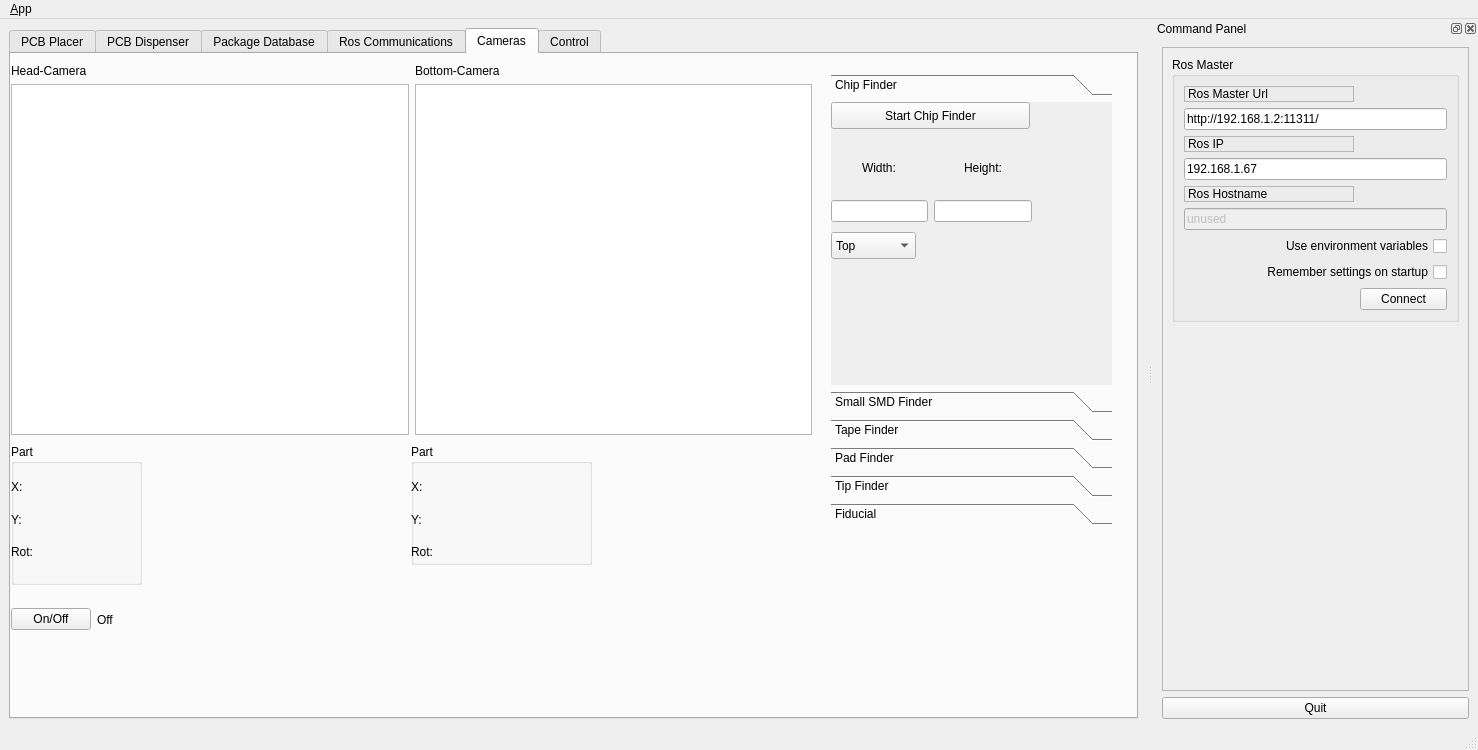
Qt form pap_gui/ui/main_window.ui (JohanVer/PAP2015) before a commit.
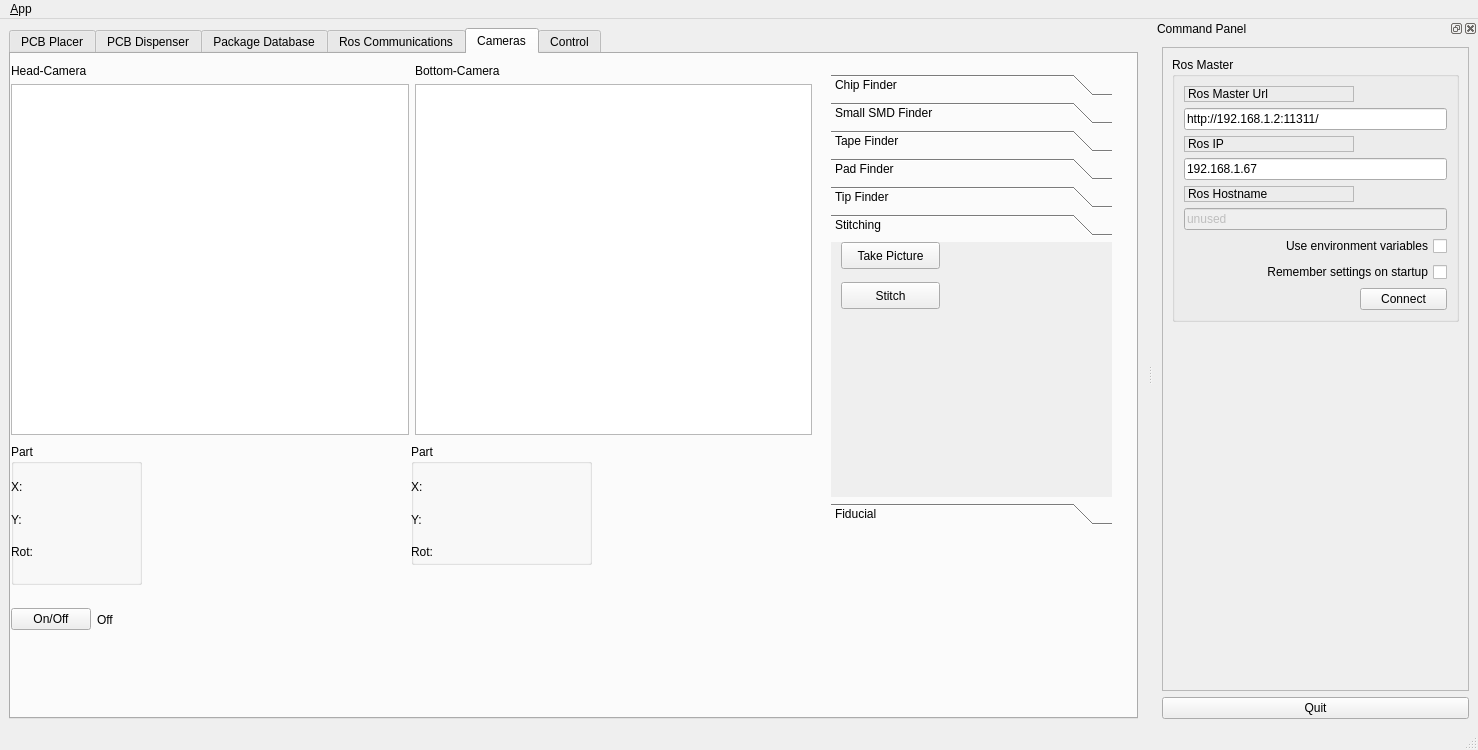
The same form after that commit. Icons and pictures are not drawn. Custom widgets are drawn as their Qt base class.

Commit message: added image recording buttons/functionality#

What changed in the file:
```diff
--- a/pap_gui/ui/main_window.ui
+++ b/pap_gui/ui/main_window.ui
@@ -1404,7 +1404,7 @@
          </rect>
         </property>
         <property name="currentIndex">
-         <number>0</number>
+         <number>5</number>
         </property>
         <widget class="QWidget" name="page">
          <property name="geometry">
@@ -1730,6 +1730,37 @@
           </layout>
          </widget>
         </widget>
+        <widget class="QWidget" name="stitching">
+         <attribute name="label">
+          <string>Stitching</string>
+         </attribute>
+         <widget class="QPushButton" name="take_img_button">
+          <property name="geometry">
+           <rect>
+            <x>10</x>
+            <y>0</y>
+            <width>99</width>
+            <height>27</height>
+           </rect>
+          </property>
+          <property name="text">
+           <string>Take Picture</string>
+          </property>
+         </widget>
+         <widget class="QPushButton" name="pushButton_2">
+          <property name="geometry">
+           <rect>
+            <x>10</x>
+            <y>40</y>
+            <width>99</width>
+            <height>27</height>
+           </rect>
+          </property>
+          <property name="text">
+           <string>Stitch</string>
+          </property>
+         </widget>
+        </widget>
         <widget class="QWidget" name="page_5">
          <property name="geometry">
           <rect>
```
Left out of the diff: 20 changed lines with no effect on the pictures. The commit also changes 6 other files.
